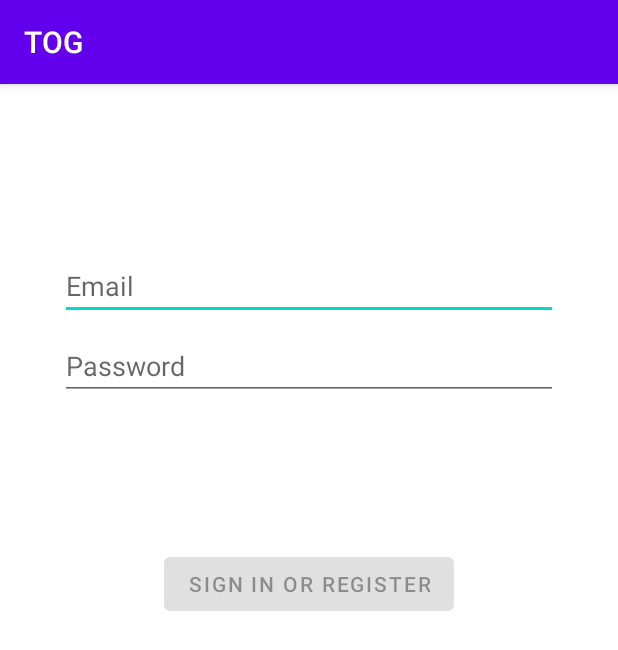
After one commit to SHARPSZHANG/TOG, an Android app: the LoginActivity screen opened directly, with no data from a screen before it, on a phone screen of 412 x 824 dp. The commit adds this screen. Shown: the top 650 px of the screen. Run offline under Robolectric (Android 15) with nearby library versions, the phone set to English and light mode, and no system bars.

Commit message:
[android]

```diff
--- a/Android/app/build.gradle
+++ b/Android/app/build.gradle
@@ -25,6 +25,9 @@
         sourceCompatibility JavaVersion.VERSION_1_8
         targetCompatibility JavaVersion.VERSION_1_8
     }
+    buildFeatures {
+        viewBinding true
+    }
 }
 
 dependencies {
@@ -32,6 +35,9 @@
     implementation 'androidx.appcompat:appcompat:1.2.0'
     implementation 'com.google.android.material:material:1.2.1'
     implementation 'androidx.constraintlayout:constraintlayout:2.0.1'
+    implementation 'androidx.annotation:annotation:1.1.0'
+    implementation 'androidx.lifecycle:lifecycle-livedata-ktx:2.2.0'
+    implementation 'androidx.lifecycle:lifecycle-viewmodel-ktx:2.2.0'
     testImplementation 'junit:junit:4.+'
     androidTestImplementation 'androidx.test.ext:junit:1.1.2'
     androidTestImplementation 'androidx.test.espresso:espresso-core:3.3.0'
--- a/Android/app/src/main/AndroidManifest.xml
+++ b/Android/app/src/main/AndroidManifest.xml
@@ -9,6 +9,7 @@
         android:roundIcon="@mipmap/ic_launcher_round"
         android:supportsRtl="true"
         android:theme="@style/Theme.TOG">
+        <activity android:name=".activity.LoginActivity"></activity>
         <activity android:name=".MainActivity">
             <intent-filter>
                 <action android:name="android.intent.action.MAIN" />
--- /dev/null
+++ b/Android/app/src/main/java/com/sharpszhang/tog/activity/LoginActivity.java
@@ -0,0 +1,16 @@
+package com.sharpszhang.tog.activity;
+
+import androidx.appcompat.app.AppCompatActivity;
+
+import android.os.Bundle;
+
+import com.sharpszhang.tog.R;
+
+public class LoginActivity extends AppCompatActivity {
+
+    @Override
+    protected void onCreate(Bundle savedInstanceState) {
+        super.onCreate(savedInstanceState);
+        setContentView(R.layout.activity_login);
+    }
+}
--- /dev/null
+++ b/Android/app/src/main/res/layout/activity_login.xml
@@ -0,0 +1,78 @@
+<?xml version="1.0" encoding="utf-8"?>
+<androidx.constraintlayout.widget.ConstraintLayout xmlns:android="http://schemas.android.com/apk/res/android"
+    xmlns:app="http://schemas.android.com/apk/res-auto"
+    xmlns:tools="http://schemas.android.com/tools"
+    android:id="@+id/container"
+    android:layout_width="match_parent"
+    android:layout_height="match_parent"
+    android:paddingLeft="@dimen/activity_horizontal_margin"
+    android:paddingTop="@dimen/activity_vertical_margin"
+    android:paddingRight="@dimen/activity_horizontal_margin"
+    android:paddingBottom="@dimen/activity_vertical_margin"
+    tools:context=".activity.LoginActivity">
+
+    <EditText
+        android:id="@+id/username"
+        android:layout_width="0dp"
+        android:layout_height="wrap_content"
+        android:layout_marginStart="24dp"
+        android:layout_marginTop="96dp"
+        android:layout_marginEnd="24dp"
+        android:autofillHints="@string/prompt_email"
+        android:hint="@string/prompt_email"
+        android:inputType="textEmailAddress"
+        android:selectAllOnFocus="true"
+        app:layout_constraintEnd_toEndOf="parent"
+        app:layout_constraintStart_toStartOf="parent"
+        app:layout_constraintTop_toTopOf="parent" />
+
+    <EditText
+        android:id="@+id/password"
+        android:layout_width="0dp"
+        android:layout_height="wrap_content"
+        android:layout_marginStart="24dp"
+        android:layout_marginTop="8dp"
+        android:layout_marginEnd="24dp"
+        android:autofillHints="@string/prompt_password"
+        android:hint="@string/prompt_password"
+        android:imeActionLabel="@string/action_sign_in_short"
+        android:imeOptions="actionDone"
+        android:inputType="textPassword"
+        android:selectAllOnFocus="true"
+        app:layout_constraintEnd_toEndOf="parent"
+        app:layout_constraintStart_toStartOf="parent"
+        app:layout_constraintTop_toBottomOf="@+id/username" />
+
+    <Button
+        android:id="@+id/login"
+        android:layout_width="wrap_content"
+        android:layout_height="wrap_content"
+        android:layout_gravity="start"
+        android:layout_marginStart="48dp"
+        android:layout_marginTop="16dp"
+        android:layout_marginEnd="48dp"
+        android:layout_marginBottom="64dp"
+        android:enabled="false"
+        android:text="@string/action_sign_in"
+        app:layout_constraintBottom_toBottomOf="parent"
+        app:layout_constraintEnd_toEndOf="parent"
+        app:layout_constraintStart_toStartOf="parent"
+        app:layout_constraintTop_toBottomOf="@+id/password"
+        app:layout_constraintVertical_bias="0.2" />
+
+    <ProgressBar
+        android:id="@+id/loading"
+        android:layout_width="wrap_content"
+        android:layout_height="wrap_content"
+        android:layout_gravity="center"
+        android:layout_marginStart="32dp"
+        android:layout_marginTop="64dp"
+        android:layout_marginEnd="32dp"
+        android:layout_marginBottom="64dp"
+        android:visibility="gone"
+        app:layout_constraintBottom_toBottomOf="parent"
+        app:layout_constraintEnd_toEndOf="@+id/password"
+        app:layout_constraintStart_toStartOf="@+id/password"
+        app:layout_constraintTop_toTopOf="parent"
+        app:layout_constraintVertical_bias="0.3" />
+</androidx.constraintlayout.widget.ConstraintLayout>
--- /dev/null
+++ b/Android/app/src/main/res/values/dimens.xml
@@ -0,0 +1,5 @@
+<resources>
+    <!-- Default screen margins, per the Android Design guidelines. -->
+    <dimen name="activity_horizontal_margin">16dp</dimen>
+    <dimen name="activity_vertical_margin">16dp</dimen>
+</resources>
--- a/Android/app/src/main/res/values/strings.xml
+++ b/Android/app/src/main/res/values/strings.xml
@@ -1,3 +1,12 @@
 <resources>
     <string name="app_name">TOG</string>
+    <string name="title_activity_login">LoginActivity</string>
+    <string name="prompt_email">Email</string>
+    <string name="prompt_password">Password</string>
+    <string name="action_sign_in">Sign in or register</string>
+    <string name="action_sign_in_short">Sign in</string>
+    <string name="welcome">"Welcome !"</string>
+    <string name="invalid_username">Not a valid username</string>
+    <string name="invalid_password">Password must be >5 characters</string>
+    <string name="login_failed">"Login failed"</string>
 </resources>
```
